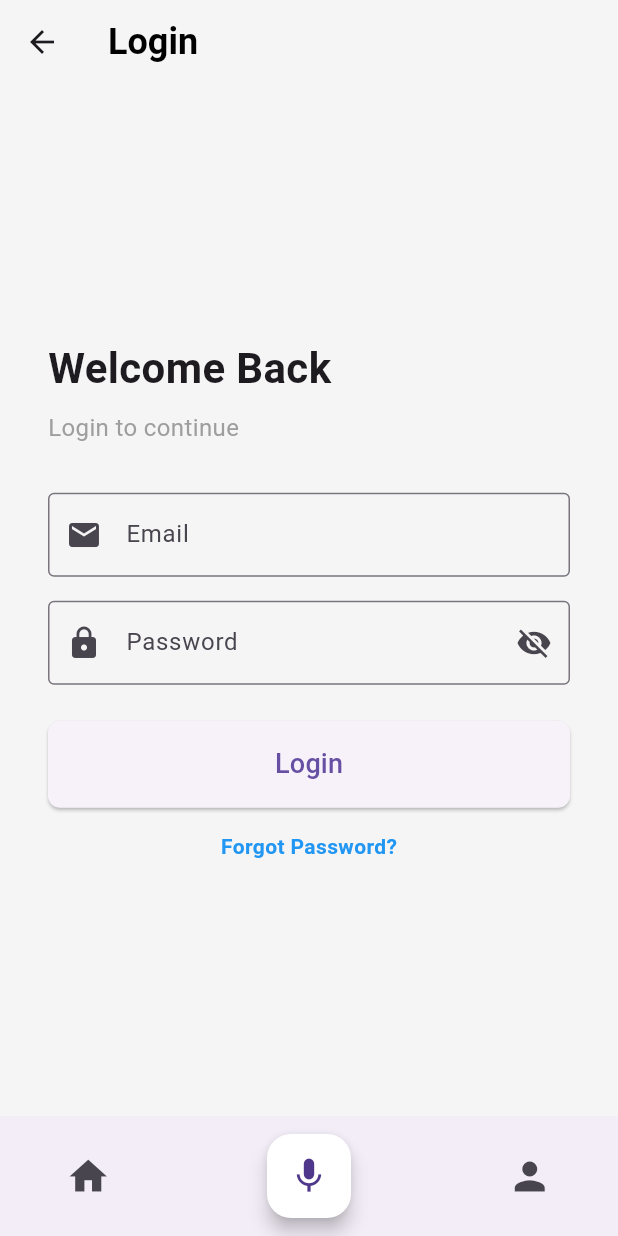
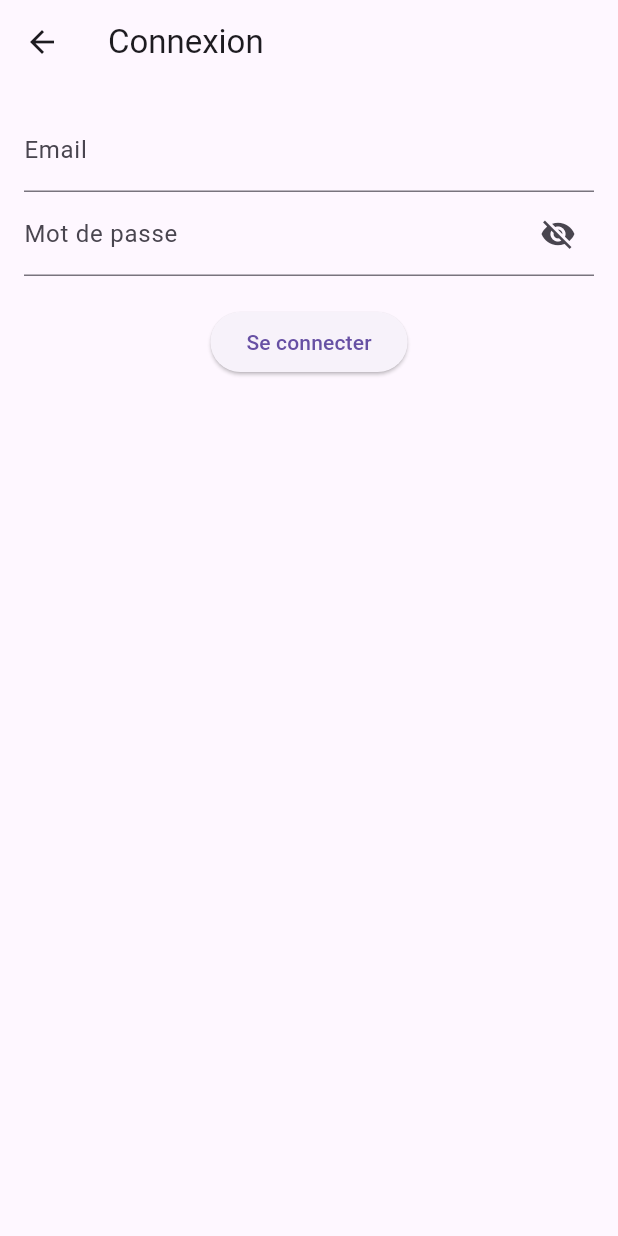
Before and after one commit to YNOV-HACKATON-2025/MobileFront, a Flutter app: the LoginPage screen opened directly, on a phone screen of 412 x 824 dp. Run offline on Flutter 3.47's test engine with Material 3 defaults, Android fonts, the phone set to English and light mode, and no system bars; our stand-ins replace flutter_secure_storage, flutter_switch; accounts and stored records are empty.

Commit message:
first commit inscription and login

```diff
--- a/lib/login_page.dart
+++ b/lib/login_page.dart
@@ -1,6 +1,8 @@
 import 'package:flutter/material.dart';
-import 'main.dart';
-import 'widgets/bottom_nav_bar.dart';
+import 'package:http/http.dart' as http;
+import 'dart:convert';
+import 'package:flutter_secure_storage/flutter_secure_storage.dart';
+import 'main.dart'; // Import de la page de redirection après connexion
 
 class LoginPage extends StatefulWidget {
   @override
@@ -12,55 +14,91 @@ class _LoginPageState extends State<LoginPage> {
   final TextEditingController passwordController = TextEditingController();
   bool isPasswordVisible = false;
 
+  Future<void> login() async {
+    var url = Uri.parse('http://localhost:3000/authentification/login'); // Modification ici pour pointer vers /login
+
+    try {
+      var response = await http.post(
+        url,
+        headers: {"Content-Type": "application/json"},
+        body: jsonEncode({
+          "email": emailController.text,
+          "password": passwordController.text,
+        }),
+      );
+
+      if (response.statusCode == 200 || response.statusCode == 201) {
+        var data = jsonDecode(response.body);
+
+        // ✅ Vérifier si le token JWT est dans la bonne structure
+        if (data.containsKey("user") &&
+            data["user"].containsKey("stsTokenManager") &&
+            data["user"]["stsTokenManager"].containsKey("accessToken")) {
+          String token = data["user"]["stsTokenManager"]["accessToken"];
+
+          // 1️⃣ Stocker le token JWT localement
+          final storage = FlutterSecureStorage();
+
+          // Stocker le token
+          await storage.write(key: "token", value: token);
+
+          // Vérifier si le token est bien stocké
+          String? savedToken = await storage.read(key: "token");
+          print("Token récupéré : $savedToken");
+
+          // 2️⃣ Redirection vers la HomePage
+          Navigator.pushReplacement(
+            context,
+            MaterialPageRoute(builder: (context) => SmartHomeApp()),
+          );
+        } else {
+          print("Erreur : Aucun token JWT reçu du serveur.");
+
+          showDialog(
+            context: context,
+            builder: (BuildContext context) {
+              return AlertDialog(
+                title: Text("Erreur de connexion"),
+                content: Text("Le serveur n'a pas renvoyé de token."),
+                actions: [
+                  TextButton(
+                    onPressed: () {
+                      Navigator.of(context).pop();
+                    },
+                    child: Text("OK"),
+                  ),
+                ],
+              );
+            },
+          );
+        }
+      } else {
+        print("Erreur de connexion : ${response.statusCode} - ${response.body}");
+      }
+    } catch (e) {
+      print("Erreur réseau : $e");
+    }
+  }
+
   @override
   Widget build(BuildContext context) {
     return Scaffold(
-      backgroundColor: Colors.grey[100],
-      appBar: AppBar(
-        elevation: 0,
-        backgroundColor: Colors.grey[100],
-        title: const Text(
-          "Login",
-          style: TextStyle(fontSize: 24, fontWeight: FontWeight.bold, color: Colors.black),
-        ),
-      ),
-      body: Center(
-        child: Padding(
-          padding: const EdgeInsets.all(32.0),
+      appBar: AppBar(title: Text("Connexion")),
+      body: Padding(
+        padding: const EdgeInsets.all(16.0),
         child: Column(
-            mainAxisAlignment: MainAxisAlignment.center,
-            crossAxisAlignment: CrossAxisAlignment.start,
           children: [
-              const Text(
-                "Welcome Back",
-                style: TextStyle(fontSize: 28, fontWeight: FontWeight.bold),
-              ),
-              const SizedBox(height: 8),
-              const Text(
-                "Login to continue",
-                style: TextStyle(fontSize: 16, color: Colors.grey),
-              ),
-              const SizedBox(height: 32),
             TextField(
               controller: emailController,
-                decoration: const InputDecoration(
-                  labelText: "Email",
-                  border: OutlineInputBorder(),
-                  prefixIcon: Icon(Icons.email),
+              decoration: InputDecoration(labelText: "Email"),
             ),
-              ),
-              const SizedBox(height: 16),
             TextField(
               controller: passwordController,
               obscureText: !isPasswordVisible,
               decoration: InputDecoration(
-                  labelText: "Password",
-                  border: const OutlineInputBorder(),
-                  prefixIcon: const Icon(Icons.lock),
+                labelText: "Mot de passe",
                 suffixIcon: IconButton(
-                    icon: Icon(
-                      isPasswordVisible ? Icons.visibility : Icons.visibility_off,
-                    ),
+                  icon: Icon(isPasswordVisible ? Icons.visibility : Icons.visibility_off),
                   onPressed: () {
                     setState(() {
                       isPasswordVisible = !isPasswordVisible;
@@ -69,45 +107,14 @@ class _LoginPageState extends State<LoginPage> {
                 ),
               ),
             ),
-              const SizedBox(height: 24),
-              SizedBox(
-                width: double.infinity,
-                child: ElevatedButton(
-                  onPressed: () {
-                    Navigator.pushReplacement(
-                      context,
-                      MaterialPageRoute(builder: (context) => SmartHomeScreen()),
-                    );
-                  },
-                  style: ElevatedButton.styleFrom(
-                    padding: const EdgeInsets.symmetric(vertical: 16),
-                    shape: RoundedRectangleBorder(
-                      borderRadius: BorderRadius.circular(8),
-                    ),
-                  ),
-                  child: const Text("Login", style: TextStyle(fontSize: 18)),
-                ),
-              ),
-              const SizedBox(height: 16),
-              Center(
-                child: GestureDetector(
-                  onTap: () {
-                    // Action for forgot password
-                  },
-                  child: const Text(
-                    "Forgot Password?",
-                    style: TextStyle(
-                      color: Colors.blue,
-                      fontWeight: FontWeight.bold,
-                    ),
-                  ),
-                ),
+            SizedBox(height: 20),
+            ElevatedButton(
+              onPressed: login,
+              child: Text("Se connecter"),
             ),
           ],
         ),
       ),
-      ),
-      bottomNavigationBar: const BottomNavBar(),
     );
   }
 }
--- a/lib/main.dart
+++ b/lib/main.dart
@@ -4,8 +4,10 @@ import 'widgets/bottom_nav_bar.dart';
 import 'widgets/device_card.dart';
 import 'widgets/category_tab.dart';
 import 'login_page.dart';
+import 'register_page.dart';
 
 void main() {
+  WidgetsFlutterBinding.ensureInitialized(); // 🔥 Ajoute cette ligne pour initialiser les plugins Flutter
   runApp(SmartHomeApp());
 }
 
--- a/pubspec.yaml
+++ b/pubspec.yaml
@@ -34,6 +34,8 @@ dependencies:
   # Use with the CupertinoIcons class for iOS style icons.
   cupertino_icons: ^1.0.6
   flutter_switch: ^0.3.2
+  http: 1.3.0
+  flutter_secure_storage: ^9.0.0
 
 dev_dependencies:
   flutter_test:
```
Also changed, not shown: lib/register_page.dart (added, +81 -0 lines), pubspec.lock, 15 other files. Lines whose indentation alone changed are shown as unchanged.
